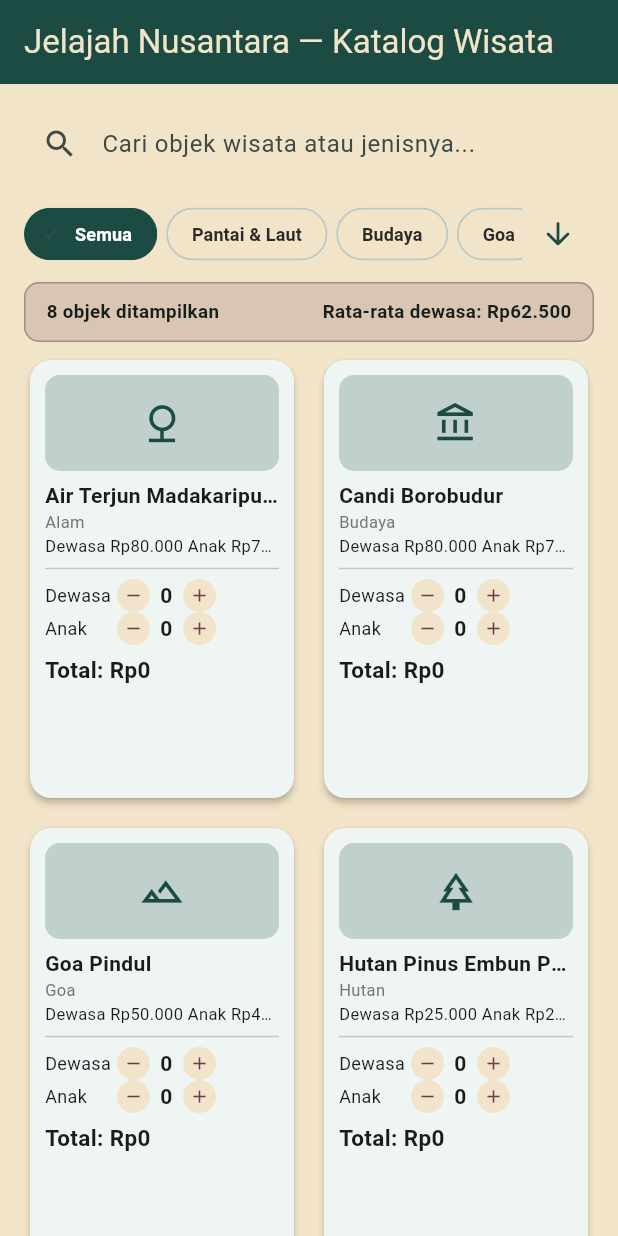
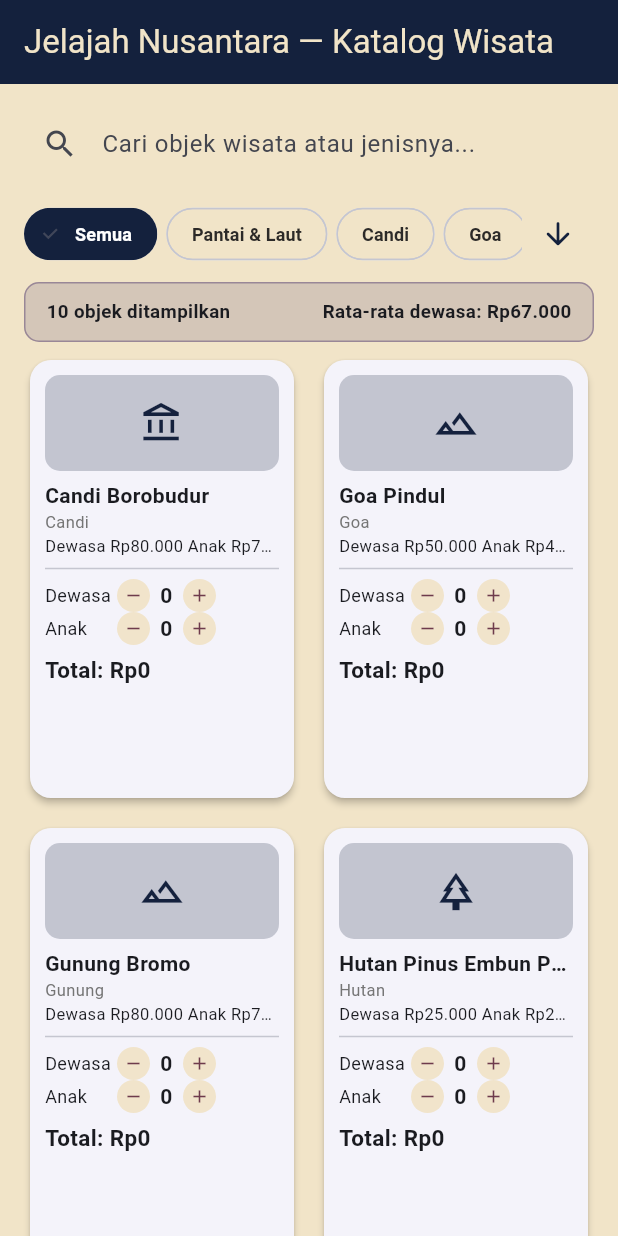
Before and after one commit to reirpl1/katalog_tiket_wisata, a Flutter app: the screen it shows after launch, on a phone screen of 412 x 824 dp. Run offline on Flutter 3.47's test engine with Material 3 defaults, Android fonts, the phone set to English and light mode, and no system bars.

Commit message:
perbaikan tema warna dan ikon

```diff
--- a/lib/data/data_wisata.dart
+++ b/lib/data/data_wisata.dart
@@ -11,7 +11,7 @@
 
   const ObjekWisata(
       namaObjek: 'Candi Borobudur',
-      jenis: 'Budaya',
+      jenis: 'Candi',
       tiketDewasa: 80000,
       tiketAnak: 75000,
       kuotaHarian: 130,
@@ -34,10 +34,10 @@
   ),
 
   const ObjekWisata(
-      namaObjek: 'Air Terjun Madakaripura',
-      jenis: 'Alam',
+      namaObjek: 'Gunung Bromo',
+      jenis: 'Gunung',
       tiketDewasa: 80000,
-      tiketAnak: 75000,
+      tiketAnak: 75000  ,
       kuotaHarian: 900,
   ),
 
@@ -64,4 +64,20 @@
       tiketAnak: 80000,
       kuotaHarian: 1500,
   ),
+
+  const ObjekWisata(
+      namaObjek: 'Museum Nasional',
+      jenis: 'Museum',
+      tiketDewasa: 85000,
+      tiketAnak: 80000,
+      kuotaHarian: 1500,
+  ),
+
+  const ObjekWisata(
+      namaObjek: 'Tumpak Sewu',
+      jenis: 'Air Terjun',
+      tiketDewasa: 85000,
+      tiketAnak: 80000,
+      kuotaHarian: 1500,
+  ),
 ];
--- a/lib/main.dart
+++ b/lib/main.dart
@@ -10,7 +10,7 @@
 
   @override
   Widget build(BuildContext context) {
-    const deepTeal = Color(0xFF1B4B43);
+    const deepTeal = Color(0xFF14213D);
     const plum = Color(0xFF6E3B4C);
     const sand = Color(0xFFF1E4C8);
     const charcoal = Color(0xFF2C2A28);
--- a/lib/pages/detail_wisata_page.dart
+++ b/lib/pages/detail_wisata_page.dart
@@ -14,7 +14,7 @@
     return Scaffold(
       appBar: AppBar(
         title: Text(data.namaObjek),
-        backgroundColor: const Color(0xFF1B4B43), //deep teal
+        backgroundColor: const Color(0xFF14213D), //navy
         foregroundColor: const Color(0xFFF1E4C8), //sand
       ),
       body: ListView(
@@ -23,14 +23,14 @@
           Container(
             height: 160,
             decoration: BoxDecoration(
-              color: const Color(0xFF1B4B43).withValues(alpha: 0.22),
+              color: const Color(0xFF14213D).withValues(alpha: 0.22),
               borderRadius: BorderRadius.circular(16),
             ),
             alignment: Alignment.center,
             child: Icon(
-              ikonUntukJenis(data.jenis),
+              ikonUntukJenis(data.namaObjek, data.jenis),
               size: 64,
-              color: Color(0xFF1B4B43),
+              color: Color(0xFF14213D),
             ),
           ),
           const SizedBox(height: 20),
--- a/lib/pages/home_page.dart
+++ b/lib/pages/home_page.dart
@@ -6,8 +6,8 @@
 import '../widgets/objek_wisata_card.dart';
 import 'detail_wisata_page.dart';
 
-const _deepTeal = Color(0xFF1B4B43);
-const _plum = Color(0xFF6E3B4C);
+const _navy = Color(0xFF14213D);
+const _plum = Color.fromARGB(255, 81, 59, 110);
 const _sand = Color(0xFFF1E4C8);
 
 class HomePage extends StatefulWidget {
@@ -81,7 +81,7 @@
     return Scaffold(
       appBar: AppBar(
         title: const Text('Jelajah Nusantara — Katalog Wisata'),
-        backgroundColor: _deepTeal,
+        backgroundColor: _navy,
         foregroundColor: _sand,
       ),
       body: Column(
@@ -139,7 +139,7 @@
                     _urutNaik
                         ? Icons.arrow_downward_rounded
                         : Icons.arrow_upward_rounded,
-                    color: _deepTeal,
+                    color: _navy
                   ),
                 ),
               ],
@@ -235,7 +235,7 @@
       label: Text(label, style: const TextStyle(fontSize: 12)),
       selected: terpilih,
       onSelected: (_) => onTap(),
-      selectedColor: _deepTeal,
+      selectedColor: _navy,
       backgroundColor: _sand,
       labelStyle: TextStyle(
         color: terpilih ? Colors.white : const Color(0xFF2C2A28),
--- a/lib/utils/ikon_kategori.dart
+++ b/lib/utils/ikon_kategori.dart
@@ -1,12 +1,12 @@
 import 'package:flutter/material.dart';
 
-IconData ikonUntukJenis(String jenis) {
+IconData ikonUntukJenis(String namaObjek, String jenis) {
   final jenisKecil = jenis.toLowerCase();
 
   if (jenisKecil.contains('pantai') || jenisKecil.contains('laut')) {
     return Icons.beach_access_outlined;
 }
-  if (jenisKecil.contains('budaya')) {
+  if (jenisKecil.contains('museum') || jenisKecil.contains('candi')) {
     return Icons.account_balance_outlined;
 }
   if (jenisKecil.contains('goa')) {
@@ -18,8 +18,11 @@
   if (jenisKecil.contains('kebun binatang')) {
     return Icons.pets_outlined;
 }
-  if (jenisKecil.contains('alam')) {
-    return Icons.nature_outlined;
+  if (jenisKecil.contains('gunung')) {
+    return Icons.landscape_outlined;
+}
+  if (jenisKecil.contains('air terjun')) {
+    return Icons.water_outlined;
 }
 
 return Icons.landscape_outlined;
--- a/lib/widgets/objek_wisata_card.dart
+++ b/lib/widgets/objek_wisata_card.dart
@@ -36,14 +36,14 @@
                                         height: 64,
                                         width: double.infinity,
                                         decoration: BoxDecoration(
-                                            color: const Color(0xFF1B4B43).withValues(alpha: 0.22), //Deep Teal
+                                            color: const Color(0xFF14213D).withValues(alpha: 0.22), //Navy
                                             borderRadius: BorderRadius.circular(10),
                                         ),
                                         alignment: Alignment.center,
                                         child: Icon(
-                                            ikonUntukJenis(data.jenis),
+                                            ikonUntukJenis(data.namaObjek, data.jenis),
                                             size: 30,
-                                            color: Color(0xFF1B4B43),//deep teal
+                                            color: Color(0xFF14213D),//navy
                                         ),
                                     ),
                                     const SizedBox(height: 6),
```
